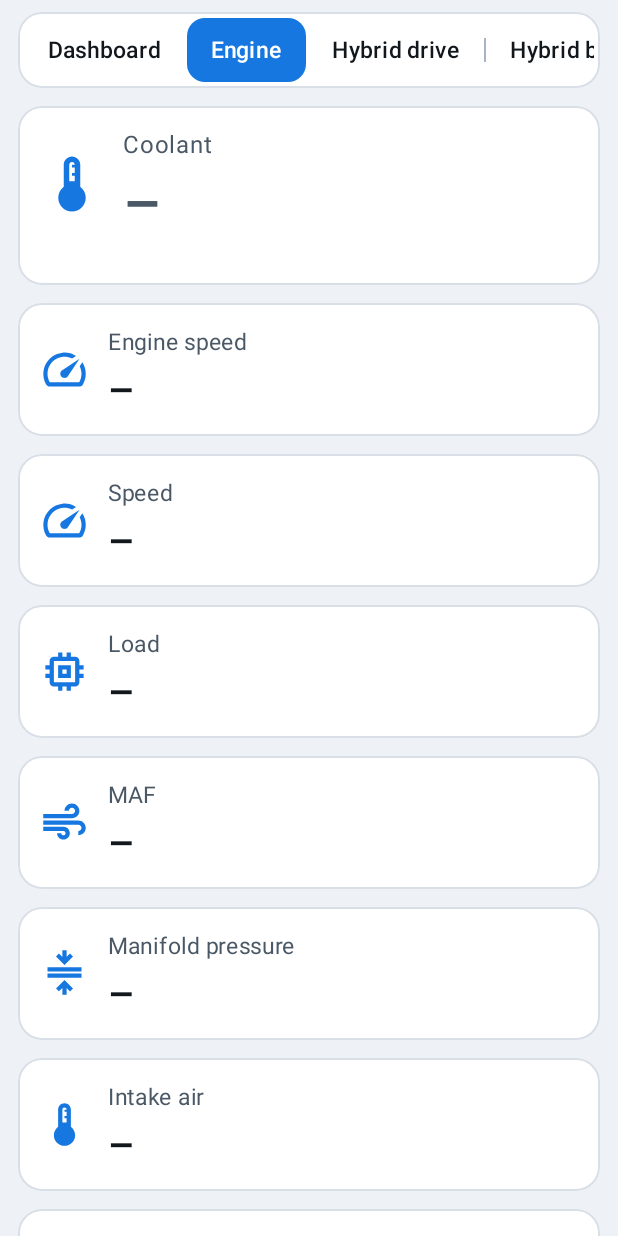
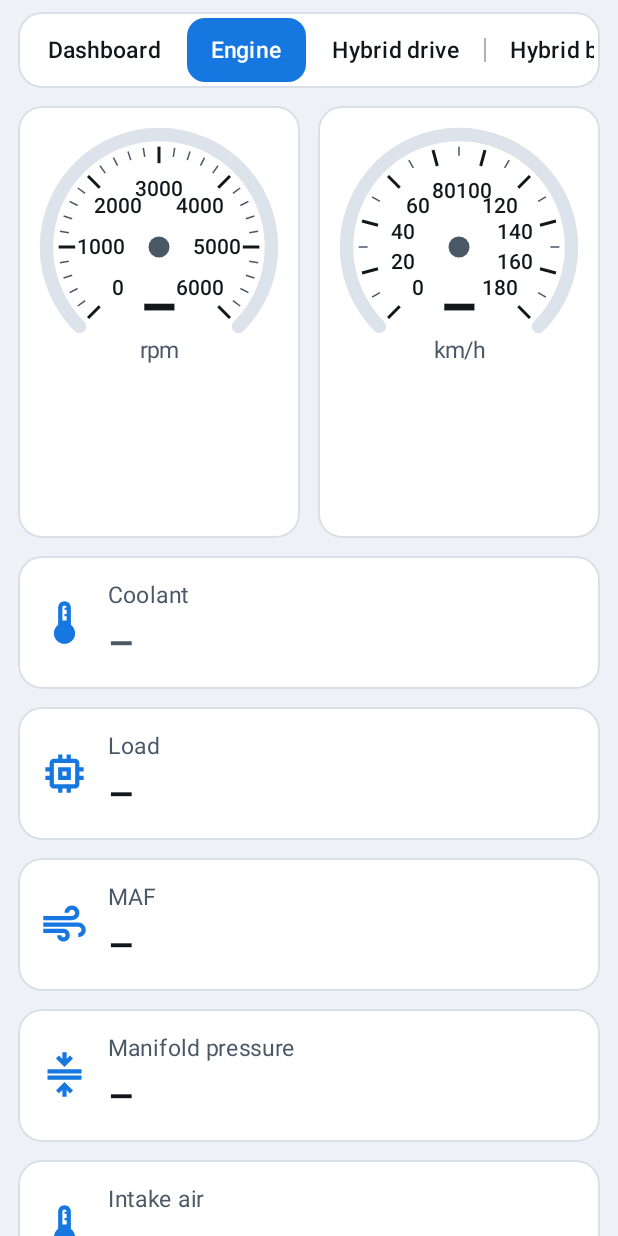
Before and after one commit to gyimesibalazs/priuscan, an Android app built with Jetpack Compose: the screen it shows after launch (MainActivity), after a tap on "Engine", on a phone screen of 412 x 824 dp. Run offline under Robolectric (Android 15) with nearby library versions, the phone set to English and light mode, and no system bars; libraries missing offline, so code that uses them is left out: com.hoho.android; pictures from the network do not load.

Commit message:
app: engine dials, battery temperature bands, fan progress bar, power in the SOC gauge
- Engine tab: rpm and speed as two large dials, the remaining values as tiles.
- HV chart: TB1..TB3 as coloured bands under the blocks, below them the battery
  fan as a progress bar carrying only "Cooling: <intake air temperature>".
- SOC gauge: momentary charge/discharge power (kW) and pack current under the
  label; the separate pack-current tile and the fan row are gone.
- New string batt_cooling in all 9 locales.

The thermistor-to-block spans (b01-05, b06-10, b11-14) and the colour
thresholds of the bands are assumptions, not measured.

```diff
--- a/app/src/main/java/hu/codingo/priuscan/MainActivity.kt
+++ b/app/src/main/java/hu/codingo/priuscan/MainActivity.kt
@@ -122,7 +122,8 @@ fun MainScreen(prefs: Prefs) {
                     when (titleRes) {
                         R.string.grp_hybrid_batt -> HybridBatteryTab(state, fields, prefs.batteryRefAh)
                         R.string.grp_drive_brake -> DriveTab(state, fields, prefs)
-                        else -> GroupTab(state, fields, hero = titleRes == R.string.grp_engine)
+                        R.string.grp_engine -> EngineTab(state, fields)
+                        else -> GroupTab(state, fields)
                     }
                 }
                 groups.size + 1 -> TpmsTab(tpmsReadings)
--- a/app/src/main/java/hu/codingo/priuscan/SensorTabs.kt
+++ b/app/src/main/java/hu/codingo/priuscan/SensorTabs.kt
@@ -2,6 +2,7 @@ package hu.codingo.priuscan
 
 import android.location.Location
 import androidx.compose.foundation.Canvas
+import androidx.compose.foundation.layout.RowScope
 import androidx.compose.foundation.background
 import androidx.compose.foundation.layout.Arrangement
 import androidx.compose.foundation.layout.Box
@@ -28,6 +29,7 @@ import androidx.compose.ui.geometry.Offset
 import androidx.compose.ui.geometry.Size
 import androidx.compose.ui.graphics.StrokeCap
 import androidx.compose.ui.graphics.drawscope.Stroke
+import androidx.compose.ui.graphics.drawscope.clipRect
 import androidx.compose.ui.res.stringResource
 import androidx.compose.ui.graphics.vector.ImageVector
 import androidx.compose.material.icons.Icons
@@ -102,6 +104,75 @@ internal fun GroupTab(state: CanState, fields: List<Field>, hero: Boolean = fals
     TileGrid(fields.map { fieldSpec(state, it) }, cols, heroCount = if (hero) cols else 0)
 }
 
+/** Engine tab: rpm and speed as two round dials, the six next values beside them, the rest below. */
+@Composable
+internal fun EngineTab(state: CanState, fields: List<Field>) = TabPage { cols ->
+    val rpmF = fields.firstOrNull { it.key == "rpm" }; val spdF = fields.firstOrNull { it.key == "spd" }
+    val others = fields.filter { it.key != "rpm" && it.key != "spd" }.map { fieldSpec(state, it) }
+    val dials: @Composable RowScope.() -> Unit = {
+        if (rpmF != null) DialCard(state.d("rpm"), rpmF.unit, 6000f, 1000f, 4, Modifier.weight(1f).height(DIAL_H))
+        if (spdF != null) DialCard(state.d("spd"), spdF.unit, 180f, 20f, 1, Modifier.weight(1f).height(DIAL_H))
+    }
+    if (cols >= 4) {
+        Row(Modifier.fillMaxWidth(), horizontalArrangement = Arrangement.spacedBy(12.dp)) {
+            Row(Modifier.weight(1.15f), horizontalArrangement = Arrangement.spacedBy(12.dp), content = dials)
+            Box(Modifier.weight(0.85f)) { TileGrid(others.take(6), 2) }
+        }
+        TileGrid(others.drop(6), cols)
+    } else {
+        Row(Modifier.fillMaxWidth(), horizontalArrangement = Arrangement.spacedBy(12.dp), content = dials)
+        TileGrid(others, cols)
+    }
+}
+
+private val DIAL_H = 288.dp     // = three tile rows
+
+/** Round dial: 270 deg arc, labelled major ticks every [step], [minor] minor ticks between them,
+ *  accent arc + needle up to the value (clamped to 0..[max]), the number + unit in the lower centre
+ *  (no caption: the scale and the unit say what it is). */
+@Composable
+private fun DialCard(value: Double?, unit: String, max: Float, step: Float, minor: Int, modifier: Modifier) {
+    val c = pc
+    val tm = rememberTextMeasurer()
+    PCard(modifier, padding = 10.dp) {
+        Canvas(Modifier.fillMaxSize()) {
+            val sw = 9.dp.toPx()
+            // the 270 deg arc reaches 0.707 r below the centre -> the biggest circle that fits the card
+            val r = minOf(size.width / 2 - sw, (size.height - 1.5f * sw) / 1.707f)
+            val ctr = Offset(size.width / 2, r + sw)
+            val arcTl = Offset(ctr.x - r, ctr.y - r)
+            val f = ((value ?: 0.0) / max).toFloat().coerceIn(0f, 1f)
+            drawArc(c.track, 135f, 270f, false, arcTl, Size(2 * r, 2 * r), style = Stroke(sw, cap = StrokeCap.Round))
+            if (f > 0f) drawArc(c.accent, 135f, 270f * f, false, arcTl, Size(2 * r, 2 * r), style = Stroke(sw, cap = StrokeCap.Round))
+            fun dir(frac: Float): Offset { val a = Math.toRadians((135.0 + 270.0 * frac)); return Offset(kotlin.math.cos(a).toFloat(), kotlin.math.sin(a).toFloat()) }
+            val tick = TextStyle(fontSize = 14.sp, fontWeight = FontWeight.Medium, fontFeatureSettings = "tnum")
+            val nMajor = (max / step).toInt()
+            for (i in 0..nMajor) {
+                val d = dir(i / nMajor.toFloat())
+                drawLine(c.text, ctr + d * (r - sw * 0.9f), ctr + d * (r - sw * 0.9f - 11.dp.toPx()), strokeWidth = 2.dp.toPx())
+                val l = tm.measure("%.0f".format(i * step), tick)
+                val lp = ctr + d * (r - sw * 0.9f - 28.dp.toPx())
+                drawText(l, c.text, Offset(lp.x - l.size.width / 2f, lp.y - l.size.height / 2f))
+                if (i < nMajor) for (k in 1..minor) {
+                    val dm = dir((i + k / (minor + 1f)) / nMajor)
+                    drawLine(c.dim, ctr + dm * (r - sw * 0.9f), ctr + dm * (r - sw * 0.9f - 6.dp.toPx()), strokeWidth = 1.dp.toPx())
+                }
+            }
+            if (value != null) {
+                val d = dir(f)
+                drawLine(c.text, ctr - d * (10.dp.toPx()), ctr + d * (r - sw * 0.9f - 14.dp.toPx()), strokeWidth = 3.dp.toPx(), cap = StrokeCap.Round)
+            }
+            drawCircle(c.card, 9.dp.toPx(), ctr); drawCircle(c.dim, 7.dp.toPx(), ctr)
+            val num = tm.measure(value?.let { "%.0f".format(it) } ?: "–",
+                TextStyle(fontSize = 40.sp, fontWeight = FontWeight.Bold, fontFeatureSettings = "tnum"))
+            val ny = ctr.y + r * 0.22f
+            drawText(num, c.text, Offset(ctr.x - num.size.width / 2f, ny))
+            val u = tm.measure(unit, TextStyle(fontSize = 15.sp))
+            drawText(u, c.dim, Offset(ctr.x - u.size.width / 2f, ny + num.size.height - 4.dp.toPx()))
+        }
+    }
+}
+
 /** Driving tab = the drive/brake fields + slope + drive mode, cruise/turn and exterior lights. */
 @Composable
 internal fun DriveTab(state: CanState, fields: List<Field>, prefs: Prefs) = TabPage { cols ->
@@ -155,7 +226,7 @@ internal fun DriveTab(state: CanState, fields: List<Field>, prefs: Prefs) = TabP
 }
 
 /** Keys of the battery group shown by the SOC arc / block chart / fan row instead of a tile. */
-private val BATT_SPECIAL = setOf("soc", "bmin", "bmax", "blkD", "battFan")
+private val BATT_SPECIAL = setOf("soc", "bmin", "bmax", "blkD", "battFan", "tb1", "tb2", "tb3", "hvAir", "hvA")
 
 /** Hybrid-battery tab: SOC arc + block-voltage chart, the remaining battery fields + SoH as
  *  tiles, the cooling fan as a bar, and the per-block internal resistance. */
@@ -165,12 +236,12 @@ internal fun HybridBatteryTab(state: CanState, fields: List<Field>, refAh: Float
     val c = pc
     if (cols >= 4) {
         Row(Modifier.fillMaxWidth(), horizontalArrangement = Arrangement.spacedBy(12.dp)) {
-            SocCard(state, Modifier.width(290.dp).height(270.dp))
-            BlockChartCard(state, wide = true, modifier = Modifier.weight(1f).height(270.dp))
+            SocCard(state, Modifier.width(290.dp).height(336.dp))
+            BlockChartCard(state, wide = true, modifier = Modifier.weight(1f).height(336.dp))
         }
     } else {
         SocCard(state, Modifier.fillMaxWidth().height(250.dp))
-        BlockChartCard(state, wide = false, modifier = Modifier.fillMaxWidth().height(300.dp))
+        BlockChartCard(state, wide = false, modifier = Modifier.fillMaxWidth().height(366.dp))
     }
 
     // State of Health = learned capacity / reference capacity (degradation)
@@ -186,22 +257,6 @@ internal fun HybridBatteryTab(state: CanState, fields: List<Field>, refAh: Float
         icon = IcBatteryChargingFull,
     )
     TileGrid(tiles, cols)
-
-    // battery cooling fan as a progress row
-    val fan = state.d("battFan")
-    PCard(Modifier.fillMaxWidth()) {
-        Row(verticalAlignment = Alignment.CenterVertically) {
-            Text(stringResource(R.string.f_battFan), Modifier.weight(0.35f), color = c.text, fontSize = 17.sp,
-                fontWeight = FontWeight.Medium, maxLines = 2, overflow = TextOverflow.Ellipsis)
-            Spacer(Modifier.width(12.dp))
-            ThinBar(((fan ?: 0.0) / 100.0).toFloat(), c.green, Modifier.weight(0.65f), height = 12.dp)
-            Text(
-                if (fan == null) "–" else "%.0f %%".format(fan), Modifier.width(96.dp),
-                color = c.text, fontSize = 26.sp, fontWeight = FontWeight.SemiBold, style = NumStyle,
-                textAlign = TextAlign.End, maxLines = 1, softWrap = false,
-            )
-        }
-    }
 
     // per-block internal resistance for the chart (on-demand "B"; refreshed every 5 s while this tab is open)
     LaunchedEffect(Unit) { while (true) { CanService.fetchBlockR(); kotlinx.coroutines.delay(5000) } }
@@ -231,6 +286,16 @@ private fun SocCard(state: CanState, modifier: Modifier) {
                         fontWeight = FontWeight.SemiBold)
                 }
                 Text(stringResource(R.string.f_soc), color = c.dim, fontSize = 16.sp, maxLines = 1)
+                // pack current + the power it means right now (hvA x VL): ▲ = charging, ▼ = discharging
+                val hvA = state.d("hvA")
+                if (hvA != null) {
+                    val kw = state.d("vl")?.let { kotlin.math.abs(hvA) * it / 1000.0 }
+                    val dir = if (hvA < -0.5) "▲ " else if (hvA > 0.5) "▼ " else ""
+                    Spacer(Modifier.height(8.dp))
+                    Text(dir + (kw?.let { "%.1f kW".format(it) } ?: "– kW"), color = if (hvA < -0.5) c.greenText else c.text,
+                        fontSize = 24.sp, fontWeight = FontWeight.SemiBold, style = NumStyle, maxLines = 1, softWrap = false)
+                    Text("%.1f A".format(hvA), color = c.dim, fontSize = 17.sp, style = NumStyle, maxLines = 1, softWrap = false)
+                }
             }
         }
     }
@@ -252,6 +317,21 @@ private fun BlockChartCard(state: CanState, wide: Boolean, modifier: Modifier) {
     val res by CanService.blockR.collectAsState()
     val weak = state.i("weakB")
     val tm = rememberTextMeasurer()
+    // temperature bands under the blocks: the three pack thermistors each over a third of the pack,
+    // the intake air across the whole width. (Which blocks each thermistor really sits at is NOT
+    // confirmed for this pack -- the thirds are a layout assumption.)
+    val tbands = listOf(Triple(stringResource(R.string.f_tb1), state.d("tb1"), 0 to 5),
+        Triple(stringResource(R.string.f_tb2), state.d("tb2"), 5 to 10),
+        Triple(stringResource(R.string.f_tb3), state.d("tb3"), 10 to 14))
+    val coolLabel = stringResource(R.string.batt_cooling); val air = state.d("hvAir")
+    val fan = ((state.d("battFan") ?: 0.0) / 100.0).toFloat().coerceIn(0f, 1f)
+    fun tempColor(t: Double?): Color = when {
+        t == null -> c.track
+        t < 25 -> c.accent
+        t < 40 -> c.green
+        t < 48 -> c.amber
+        else -> c.red
+    }
     val presentV = volts.filterNotNull()
     val mean = if (presentV.isEmpty()) null else presentV.average()
     val rVals = (0 until 14).map { i -> res.getOrNull(i)?.takeIf { !it.isNaN() } }
@@ -282,7 +362,9 @@ private fun BlockChartCard(state: CanState, wide: Boolean, modifier: Modifier) {
         Spacer(Modifier.height(8.dp))
         val small = TextStyle(fontSize = 12.sp, fontFeatureSettings = "tnum")
         Canvas(Modifier.fillMaxWidth().weight(1f)) {
-            val left = 30.dp.toPx(); val right = 46.dp.toPx(); val top = 18.dp.toPx(); val bottom = 20.dp.toPx()
+            val bandH = 24.dp.toPx(); val bandGap = 6.dp.toPx()
+            val left = 30.dp.toPx(); val right = 46.dp.toPx(); val top = 18.dp.toPx()
+            val bottom = 22.dp.toPx() + 2 * (bandH + bandGap)
             val pw = size.width - left - right; val ph = size.height - top - bottom
             if (pw <= 0f || ph <= 0f) return@Canvas
             fun label(t: String, x: Float, y: Float, col: Color, ax: Float = 0.5f, ay: Float = 0.5f, bold: Boolean = false) {
@@ -321,6 +403,26 @@ private fun BlockChartCard(state: CanState, wide: Boolean, modifier: Modifier) {
                     Offset(cx, top + ph * (0.5f - f))
                 }
             }
+            // temperature bands
+            val bandText = TextStyle(fontSize = 14.sp, fontWeight = FontWeight.SemiBold, fontFeatureSettings = "tnum")
+            fun band(x0: Float, x1: Float, y: Float, col: Color, t: String) {
+                drawRoundRect(col, Offset(x0, y), Size(x1 - x0, bandH), CornerRadius(bandH / 2))
+                val l = tm.measure(t, bandText)
+                if (l.size.width < x1 - x0) drawText(l, Color(0xFF06121C), Offset((x0 + x1) / 2 - l.size.width / 2f, y + bandH / 2 - l.size.height / 2f))
+            }
+            val by = top + ph + 22.dp.toPx()
+            for ((name, t, span) in tbands)
+                band(left + cw * span.first + 2.dp.toPx(), left + cw * span.second - 2.dp.toPx(), by, tempColor(t),
+                    name + "  " + (t?.let { "%.0f °C".format(it) } ?: "–"))
+            // cooling: a progress bar of the battery fan (battFan %), the intake-air temperature as its caption
+            val fx0 = left + 2.dp.toPx(); val fx1 = left + pw - 2.dp.toPx(); val fy = by + bandH + bandGap
+            drawRoundRect(c.track, Offset(fx0, fy), Size(fx1 - fx0, bandH), CornerRadius(bandH / 2))
+            val fw = (fx1 - fx0) * fan
+            if (fw > 0f) drawRoundRect(c.accent, Offset(fx0, fy), Size(maxOf(fw, bandH), bandH), CornerRadius(bandH / 2))
+            val cl = tm.measure(coolLabel + ": " + (air?.let { "%.0f °C".format(it) } ?: "–"), bandText)
+            val cpos = Offset((fx0 + fx1) / 2 - cl.size.width / 2f, fy + bandH / 2 - cl.size.height / 2f)
+            drawText(cl, c.text, cpos)                                   // on the empty track
+            if (fw > 0f) clipRect(fx0, fy, fx0 + maxOf(fw, bandH), fy + bandH) { drawText(cl, c.onAccent, cpos) }   // on the fill
             for (i in 0 until 13) { val a = pts[i]; val b = pts[i + 1]
                 if (a != null && b != null) drawLine(c.accent, a, b, strokeWidth = 3.dp.toPx(), cap = StrokeCap.Round) }
             pts.forEachIndexed { i, p -> if (p != null) {
--- a/app/src/main/res/values/strings.xml
+++ b/app/src/main/res/values/strings.xml
@@ -23,6 +23,7 @@
     <string name="perm_battery">Disable battery optimization</string>
     <string name="coolant_caption">coolant</string>
     <string name="hv_block_voltages">HV block voltages</string>
+    <string name="batt_cooling">Cooling</string>
     <string name="hv_block_res">Internal resistance</string>
     <string name="block_n">Block %1$02d</string>
 
```
Also changed, not shown: 8 other files.
